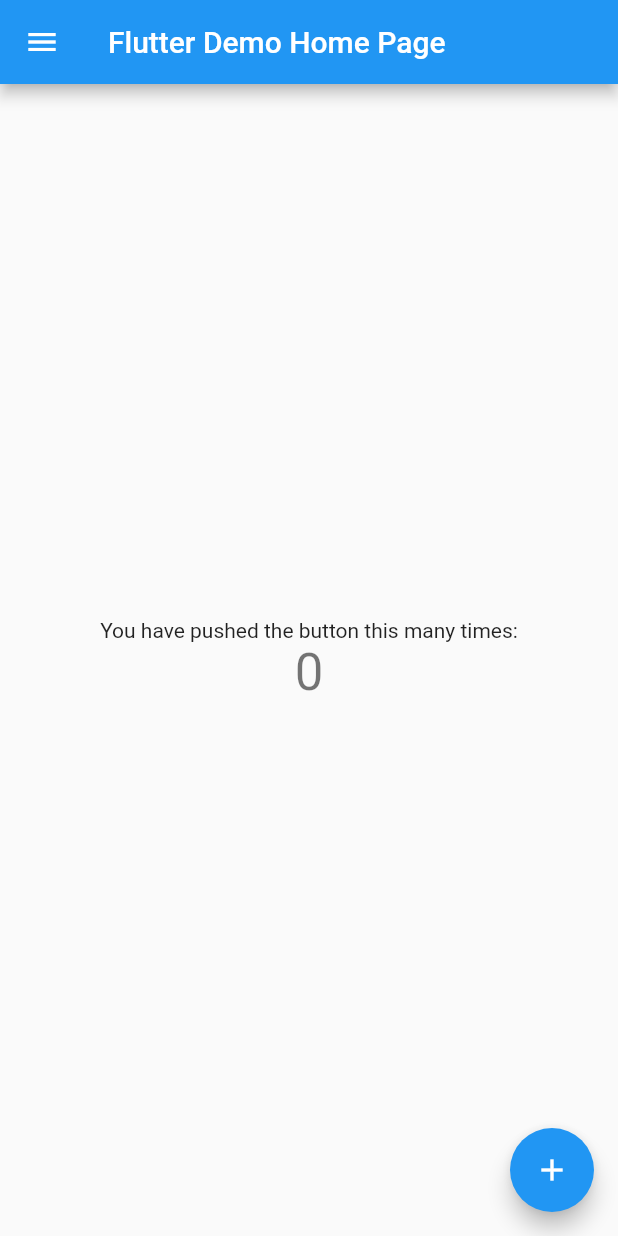
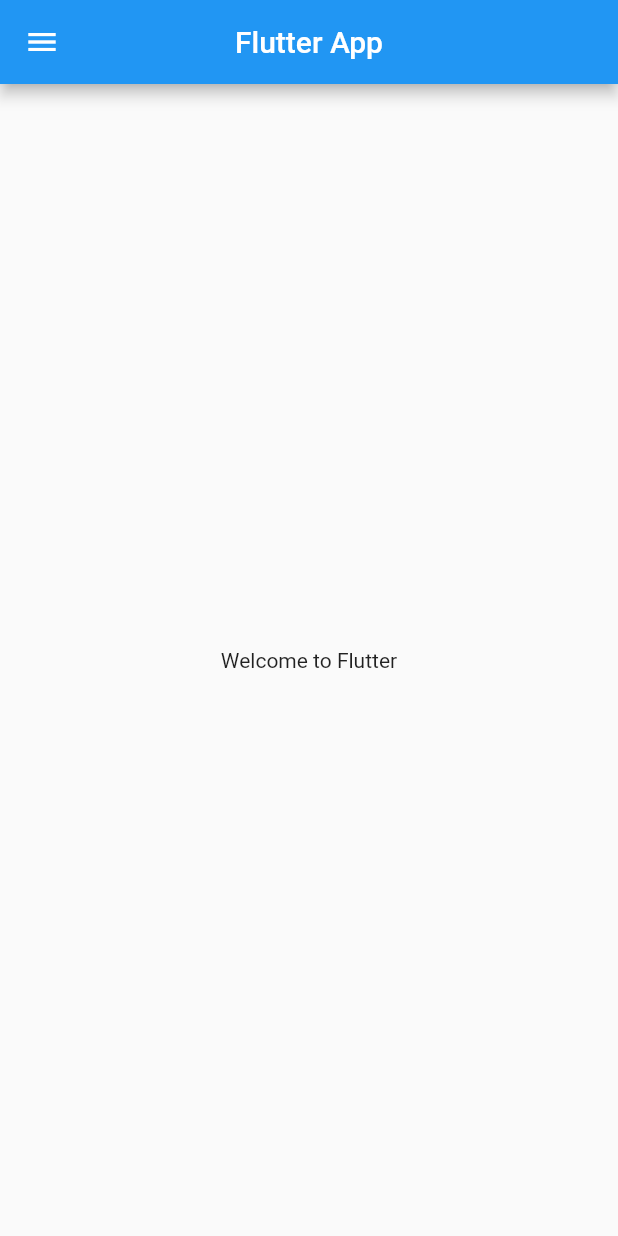
Before and after one commit to sagardeshmukh775/flutter_app, a Flutter app: the screen it shows after launch, on a phone screen of 412 x 824 dp. Run offline on Flutter 3.47's test engine with Material 2 defaults, Android fonts, the phone set to English and light mode, and no system bars.

Commit message:
updated on 20.7.21

```diff
--- /dev/null
+++ b/lib/Pages/HomePage.dart
@@ -0,0 +1,24 @@
+import 'package:flutter/material.dart';
+
+class HomePage extends StatelessWidget{
+
+  int number = 10;
+  String name = "Flutter";
+
+  @override
+  Widget build(BuildContext context) {
+  return Scaffold(
+    appBar: AppBar(
+      centerTitle: true,
+      title: Text("Flutter App"),
+    ),
+    body:Center(
+      child: Container(
+        child: Text("Welcome to $name"),
+      ),
+    ),
+    drawer: Drawer(),
+  );
+  }
+
+}
--- /dev/null
+++ b/lib/Pages/login_Page.dart
@@ -0,0 +1,19 @@
+import 'package:flutter/material.dart';
+
+class login_Page extends StatelessWidget{
+  @override
+  Widget build(BuildContext context) {
+  return Material(
+    child: Center(
+child: Text("Login Page",
+  style: TextStyle(
+    fontSize: 20,
+    color: Colors.black87,
+    fontWeight: FontWeight.bold,
+
+  ),),
+    ),
+  );
+  }
+
+}
--- a/lib/main.dart
+++ b/lib/main.dart
@@ -1,4 +1,7 @@
 import 'package:flutter/material.dart';
+
+import 'Pages/HomePage.dart';
+import 'Pages/login_Page.dart';
 
 void main() {
   runApp(MyApp());
@@ -8,71 +11,12 @@ class MyApp extends StatelessWidget {
   // This widget is the root of your application.
   @override
   Widget build(BuildContext context) {
-
-    int days = 30;
-    var veriable = "DAY";
-    const pi = 3.142;
-
-
     return MaterialApp(
-      title: 'Flutter Demo',
-      theme: ThemeData(
-        primarySwatch: Colors.blue,
-      ),
-      home: MyHomePage(title: 'Flutter Demo Home Page'),
+      home: HomePage(),
+      routes: {
+        "/": (context) => login_Page(),
+        "/home": (context) => HomePage()
+      },
     );
   }
 }
-
-class MyHomePage extends StatefulWidget {
-  MyHomePage({Key? key, required this.title}) : super(key: key);
-
-  final String title;
-
-  @override
-  _MyHomePageState createState() => _MyHomePageState();
-}
-
-class _MyHomePageState extends State<MyHomePage> {
-  int _counter = 0;
-
-  void _incrementCounter() {
-    setState(() {
-
-      _counter++;
-    });
-  }
-
-  @override
-  Widget build(BuildContext context) {
-
-    return Scaffold(
-      appBar: AppBar(
-
-        title: Text(widget.title),
-      ),
-      body: Center(
-
-        child: Column(
-
-          mainAxisAlignment: MainAxisAlignment.center,
-          children: <Widget>[
-            Text(
-              'You have pushed the button this many times:',
-            ),
-            Text(
-              '$_counter',
-              style: Theme.of(context).textTheme.headline4,
-            ),
-          ],
-        ),
-      ),
-      floatingActionButton: FloatingActionButton(
-        onPressed: _incrementCounter,
-        tooltip: 'Increment',
-        child: Icon(Icons.add),
-      ),
-      drawer: Drawer(),// This trailing comma makes auto-formatting nicer for build methods.
-    );
-  }
-}
```
